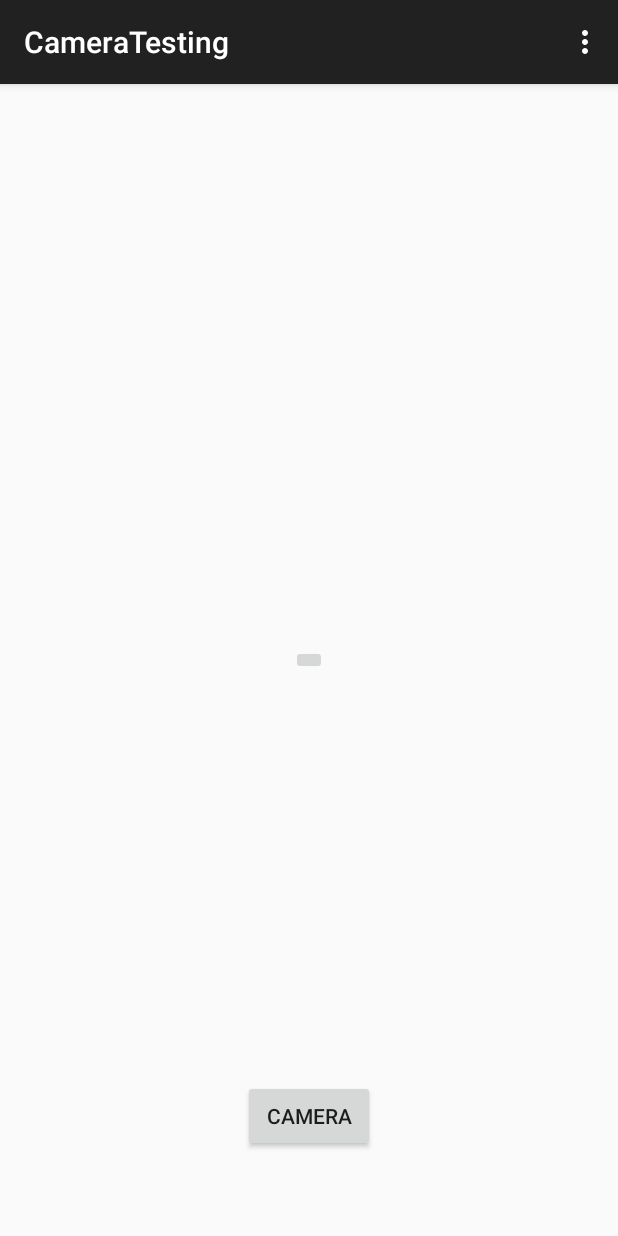
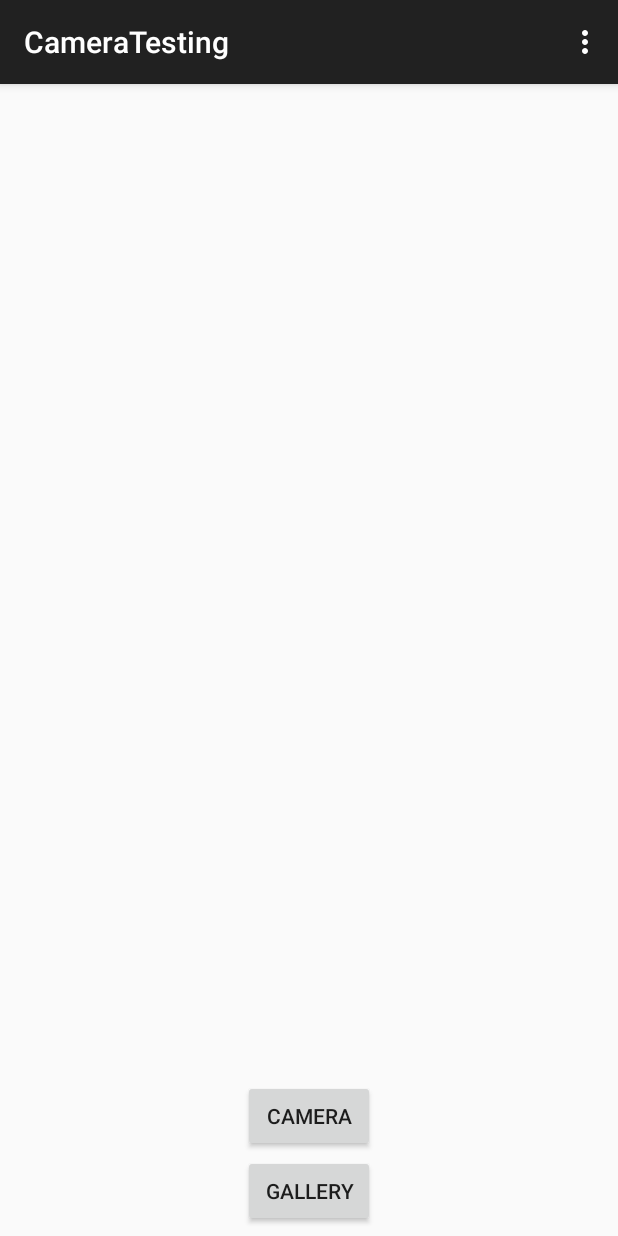
Before and after one commit to prestonprice57/CameraTesting, an Android app: the screen it shows after launch (MainActivity), on a phone screen of 412 x 824 dp. Run offline under Robolectric (Android 15) with nearby library versions, the phone set to English and light mode, and no system bars.

Commit message:
Can load images from gallery to imageButton except for ones in camera roll

```diff
--- a/app/src/main/AndroidManifest.xml
+++ b/app/src/main/AndroidManifest.xml
@@ -22,5 +22,6 @@
     <uses-feature android:name="android.hardware.camera" />
     <uses-feature android:name="android.hardware.camera.autofocus" />
     <uses-permission android:name="android.permission.WRITE_EXTERNAL_STORAGE" />
+    <uses-permission android:name="android.permission.SET_DEBUG_APP"></uses-permission>
 
 </manifest>
--- a/app/src/main/java/com/example/admin/cameratesting/MainActivity.java
+++ b/app/src/main/java/com/example/admin/cameratesting/MainActivity.java
@@ -1,9 +1,13 @@
 package com.example.admin.cameratesting;
 
 import android.content.Intent;
+import android.database.Cursor;
 import android.graphics.Bitmap;
+import android.graphics.BitmapFactory;
+import android.net.Uri;
 import android.os.Bundle;
 import android.os.Environment;
+import android.provider.MediaStore;
 import android.support.v7.app.ActionBarActivity;
 import android.view.Menu;
 import android.view.MenuItem;
@@ -11,27 +15,31 @@ import android.view.View;
 import android.view.View.OnClickListener;
 import android.widget.Button;
 import android.widget.ImageButton;
+import android.widget.ImageView;
 
 import java.io.File;
 import java.io.FileOutputStream;
+import java.util.ArrayList;
+import java.util.List;
 import java.util.Random;
 
 
 public class MainActivity extends ActionBarActivity {
     int CAMERA_PIC_REQUEST = 1337;
+    int GALLERY_PIC_REQUEST = 9090;
     private Bitmap bitmap;
-    private ImageButton imageButton;
+    private ImageView imageButton;
 
     @Override
     protected void onCreate(Bundle savedInstanceState) {
         super.onCreate(savedInstanceState);
         setContentView(R.layout.activity_main);
-        imageButton = (ImageButton) findViewById(R.id.result);
+        imageButton = (ImageView) findViewById(R.id.result);
 
-        Button ButtonClick;
+        Button CameraButtonClick;
 
-        ButtonClick =(Button) findViewById(R.id.cameraButton);
-        ButtonClick.setOnClickListener(new OnClickListener (){
+        CameraButtonClick =(Button) findViewById(R.id.cameraButton);
+        CameraButtonClick.setOnClickListener(new OnClickListener (){
             @Override
             public void onClick(View view)
             {
@@ -41,12 +49,25 @@ public class MainActivity extends ActionBarActivity {
             }
         });
 
+        Button GalleryButtonClick;
+
+        GalleryButtonClick = (Button) findViewById(R.id.galleryButton);
+        GalleryButtonClick.setOnClickListener(new OnClickListener(){
+            @Override
+            public void onClick(View view)
+            {
+                Intent galleryIntent = new Intent(Intent.ACTION_PICK, MediaStore.Images.Media.EXTERNAL_CONTENT_URI);
+
+                startActivityForResult(galleryIntent, GALLERY_PIC_REQUEST);
+            }
+        });
+
     }
 
     @Override
-    protected void onActivityResult(int requestCode, int resultCode, Intent cameraIntent)
+    protected void onActivityResult(int requestCode, int resultCode, Intent myIntent)
     {
-        if( requestCode == 1337) {
+        if( requestCode == CAMERA_PIC_REQUEST) {
             //  data.getExtras()
             //Bitmap thumbnail = (Bitmap) data.getExtras().get("data");
             /*Now you have received the bitmap..you can pass that bitmap to other activity
@@ -54,11 +75,46 @@ public class MainActivity extends ActionBarActivity {
             and then upload it to server.*/
             // recyle unused bitmaps
 
-            bitmap = (Bitmap) cameraIntent.getExtras().get("data");
+            bitmap = (Bitmap) myIntent.getExtras().get("data");
 
             imageButton.setImageBitmap(bitmap);
             SaveImage(bitmap);
-            super.onActivityResult(requestCode, resultCode, cameraIntent);
+            super.onActivityResult(requestCode, resultCode, myIntent);
+        }
+        else if(requestCode == GALLERY_PIC_REQUEST && resultCode == RESULT_OK
+                && myIntent != null){
+            Uri selectedImage = myIntent.getData();
+            String[] filePathColumn = { MediaStore.Images.Media.DATA };
+            Cursor cursor = getContentResolver().query(selectedImage,
+                    filePathColumn, null, null, null);
+
+            if (cursor == null || cursor.getCount() < 1) {
+                return; // no cursor or no record. DO YOUR ERROR HANDLING
+            }
+
+            cursor.moveToFirst();
+            int columnIndex = cursor.getColumnIndex(filePathColumn[0]);
+
+            if(columnIndex < 0) // no column index
+                return; // DO YOUR ERROR HANDLING
+
+            String picturePath = cursor.getString(columnIndex);
+
+            cursor.close(); // close cursor
+
+            Bitmap photo = (Bitmap) BitmapFactory.decodeFile(picturePath);
+
+            List<Bitmap> bitmap = new ArrayList<Bitmap>();
+            bitmap.add(photo);
+
+            imageButton.setImageBitmap(photo);
+            /*
+            ImageAdapter imageAdapter = new ImageAdapter(
+                    AddIncidentScreen.this, bitmap);
+            imageAdapter.notifyDataSetChanged();
+            newTagImage.setAdapter(imageAdapter);
+*/
+            super.onActivityResult(requestCode, resultCode, myIntent);
         }
     }
 
@@ -75,7 +131,7 @@ public class MainActivity extends ActionBarActivity {
         if (file.exists ()) file.delete ();
         try {
             FileOutputStream out = new FileOutputStream(file);
-            finalBitmap.compress(Bitmap.CompressFormat.JPEG, 90, out);
+            finalBitmap.compress(Bitmap.CompressFormat.JPEG, 100, out);
             out.flush();
             out.close();
 
--- a/app/src/main/res/layout/activity_main.xml
+++ b/app/src/main/res/layout/activity_main.xml
@@ -12,9 +12,19 @@
         android:layout_centerHorizontal="true"
         android:layout_marginBottom="56dp" />
 
-    <ImageButton
+    <Button
         android:layout_width="wrap_content"
         android:layout_height="wrap_content"
+        android:text="Gallery"
+        android:id="@+id/galleryButton"
+        android:onClick="isGalleryAvailable"
+        android:layout_alignParentBottom="true"
+        android:layout_centerHorizontal="true"
+        android:layout_marginBottom="6dp"/>
+
+    <ImageView
+        android:layout_width="50dp"
+        android:layout_height="50dp"
         android:id="@+id/result"
         android:layout_centerVertical="true"
         android:layout_centerHorizontal="true" />
```
